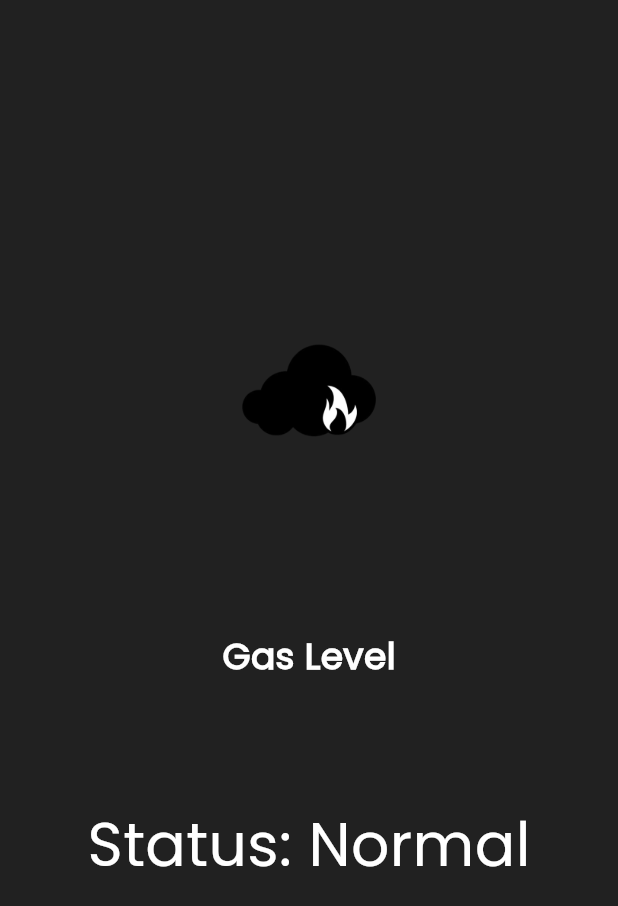
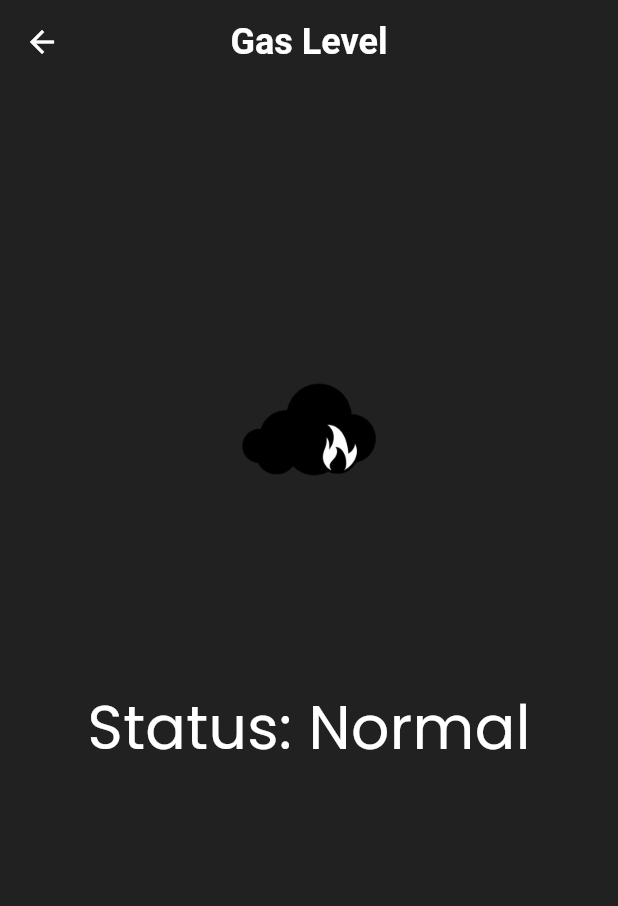
Before and after one commit to AshenDulsanka/IoT-PMS, a Flutter app: the Gas screen opened directly, on a phone screen of 412 x 824 dp. Shown: the top 906 px of the screen. Run offline on Flutter 3.47's test engine with Material 3 defaults, Android fonts, the phone set to English and light mode, and no system bars.

Commit message:
modified gas page with appbar

```diff
--- a/mobileapp/lib/pages/gas.dart
+++ b/mobileapp/lib/pages/gas.dart
@@ -8,9 +8,31 @@ class Gas extends StatelessWidget {
   Widget build(BuildContext context) {
     return Scaffold(
       backgroundColor: Colors.grey[900],
-      body: Center(
+      appBar: AppBar(
+        title: Text(
+          "Gas Level",
+          textAlign: TextAlign.center,
+          style: TextStyle(
+            color: Colors.white,
+            fontSize: 24,
+            fontWeight: FontWeight.bold,
+          ),
+        ),
+        centerTitle: true,
+        backgroundColor: Colors.grey[900], // Set app bar color to match background
+        elevation: 0,
+        leading: IconButton(
+          icon: Icon(Icons.arrow_back),
+          color: Colors.white,
+          onPressed: () {
+            Navigator.pop(context);
+          },
+        ),// Remove elevation
+      ),
+      body: SafeArea(
+        child: Center(
           child: Container(
-          padding: EdgeInsets.fromLTRB(20.0, 220.0, 20.0, 0.0),
+            padding: EdgeInsets.fromLTRB(20.0, 190.0, 20.0, 0.0),
             child: Column(
               mainAxisAlignment: MainAxisAlignment.start,
               children: [
@@ -20,16 +42,7 @@ class Gas extends StatelessWidget {
                   height: 200,
                   alignment: Alignment.topCenter,
                 ),
-              Text(
-                "Gas Level",
-                style: TextStyle(
-                  fontSize: 24,
-                  fontWeight: FontWeight.bold,
-                  color: Colors.white,
-                  fontFamily: "Poppins",
-                ),
-              ),
-              SizedBox(height: 80),
+                SizedBox(height: 10),
                 Text(
                   "Status: Normal",
                   style: TextStyle(
@@ -43,6 +56,7 @@ class Gas extends StatelessWidget {
             ),
           ),
         ),
+      ),
     );
   }
 }
```
Lines whose indentation alone changed are shown as unchanged.
